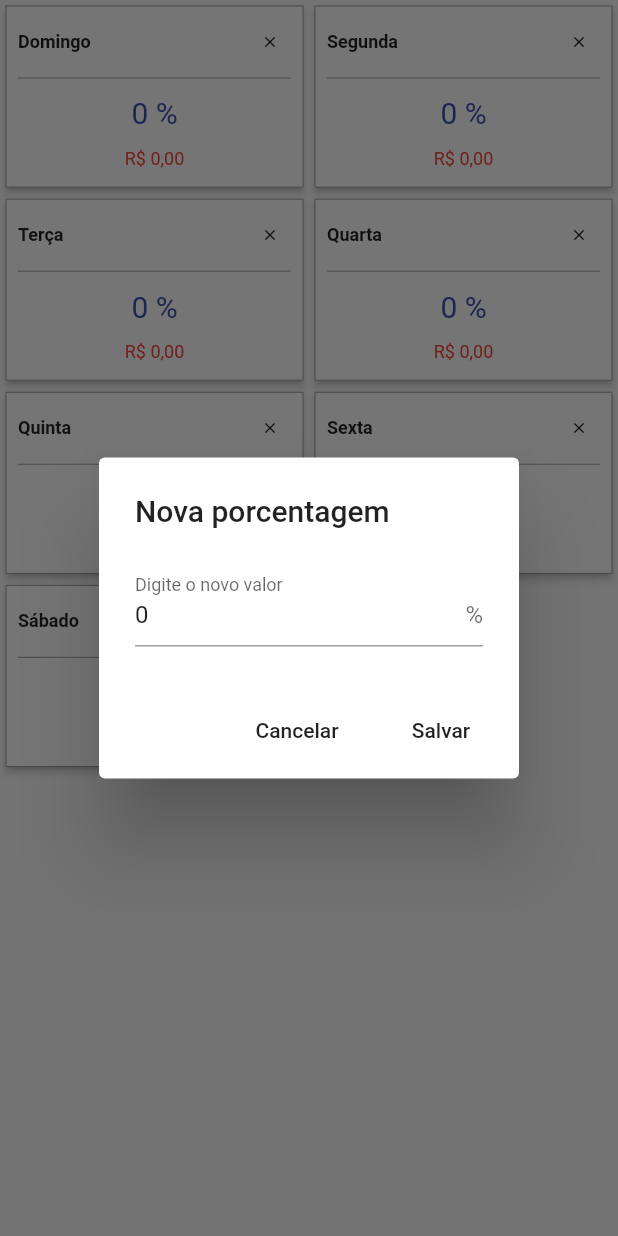
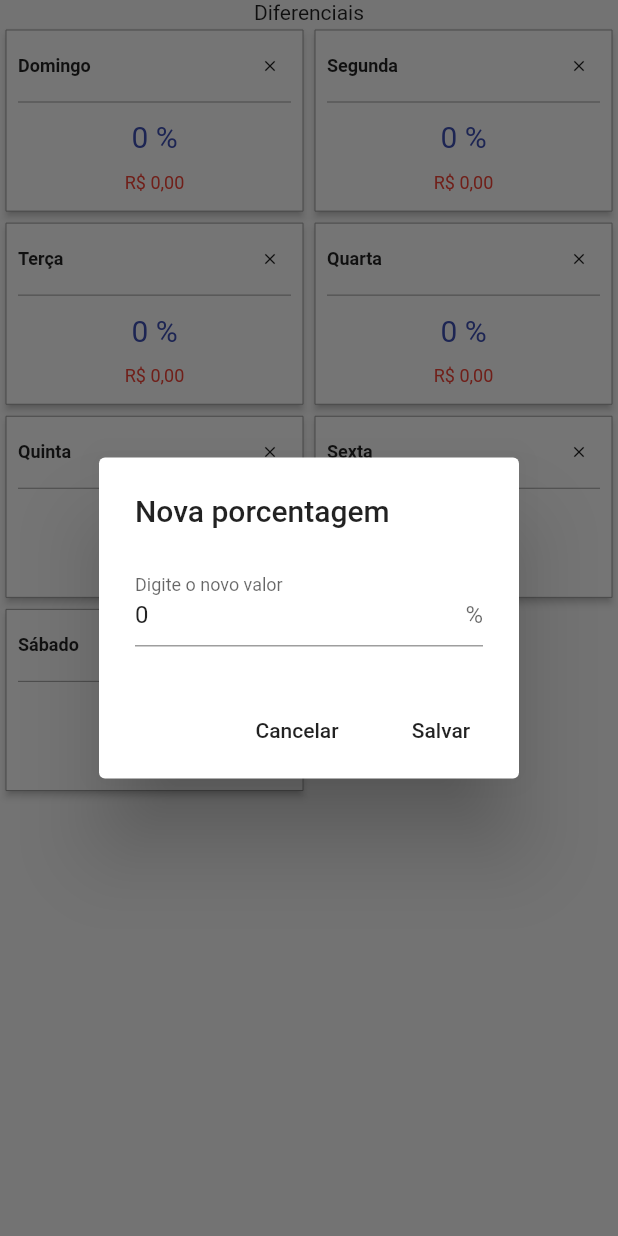
Before and after one commit to bicasoftware/marcaii-flutter, a Flutter app: the PorcDiferencialGrid widget shown alone on an empty page, opened directly, after a tap on "Domingo", on a phone screen of 412 x 824 dp. Run offline on Flutter 3.47's test engine with Material 2 defaults, Android fonts, the phone set to English and light mode, and no system bars; our stand-ins replace numberpicker, sqflite; accounts and stored records are empty.

Commit message:
usando List ao Inves de grid para exibir valores diferenciais

```diff
--- a/lib/modules/act_get_empregos/page_emprego_porcentagem/PageEmpregoPorcentagens.dart
+++ b/lib/modules/act_get_empregos/page_emprego_porcentagem/PageEmpregoPorcentagens.dart
@@ -7,8 +7,8 @@ class PageEmpregoPorcentagens extends StatelessWidget {
   Widget build(BuildContext context) {
     return Column(
       children: <Widget>[
-        //Expanded(child: PorcDiferencialList()),
-        Expanded(child: PorcDiferencialGrid(),)
+        Expanded(child: PorcDiferencialList()),
+        //Expanded(child: PorcDiferencialGrid(),)
       ],
     );
   }
--- a/lib/modules/act_get_empregos/page_emprego_porcentagem/PorcDiferencialGrid.dart
+++ b/lib/modules/act_get_empregos/page_emprego_porcentagem/PorcDiferencialGrid.dart
@@ -1,29 +1,32 @@
 import 'package:flutter/material.dart';
 import 'package:marcaii_flutter/Strings.dart';
-import 'package:marcaii_flutter/models/PorcDiferDto.dart';
 import 'package:marcaii_flutter/modules/act_get_empregos/EmpregoState.dart';
 import 'package:marcaii_flutter/modules/act_get_empregos/page_emprego_porcentagem/PorcDiferencialGridItem.dart';
 import 'package:marcaii_flutter/utils/PercentDialog.dart';
 import 'package:marcaii_flutter/utils/YesNoDialog.dart';
 import 'package:scoped_model/scoped_model.dart';
 
+//todo - verificar possível bug dos dialogs na api 24
+
 class PorcDiferencialGrid extends StatelessWidget {
   @override
   Widget build(BuildContext context) {
-    return ScopedModelDescendant<EmpregoState>(
-      rebuildOnChange: true,
-      builder: (ct, ch, md) {
-        return GridView.count(
+    return Column(
+      children: <Widget>[
+        Text("Diferenciais"),
+        Expanded(
+          child: GridView.count(
             crossAxisCount: 2,
             childAspectRatio: 1.6,
-          children: List.generate(md.porcList.length, (i) {
-            final dif = md.porcList[i];
+            children: List.generate(7, (i) {
+              return ScopedModelDescendant<EmpregoState>(
+                builder: (ct, ch, md) {
                   return PorcDiferencialGridItem(
-              porcent: dif.porcent,
-              valor: dif.valor,
-              weekDay: Arrays.weekDays[dif.diaSemana],
+                    porcent: md.porcList[i].porcent,
+                    valor: md.porcList[i].valor,
+                    weekDay: Arrays.weekDays[i],
                     onClean: () async {
-                final action = await showConfirmationDialog(
+                      final bool action = await showConfirmationDialog(
                         context: context,
                         message: Strings.confirmar_remocao_difer,
                       );
@@ -32,99 +35,53 @@ class PorcDiferencialGrid extends StatelessWidget {
                     },
                     onTap: () async {
                       final int newPercent = await showPercentDialog(
-                  percent: dif.porcent,
+                        percent: md.porcList[i].porcent,
                         context: context,
                       );
 
                       if (newPercent != null) {
+                        print("pos: $i, percent: $newPercent");
                         md.setPorcDifer(i, newPercent);
                       }
                     },
                   );
+                },
+              );
             }),
-
-          // children: md.porcList.map((dif) {
-          //   return PorcDiferencialGridItem(
-          //     porcent: dif.porcent,
-          //     valor: dif.valor,
-          //     weekDay: Arrays.weekDays[dif.diaSemana],
-          //     onClean: () async {
-          //       final action = await showConfirmationDialog(
-          //         context: context,
-          //         message: Strings.confirmar_remocao_difer,
-          //       );
-
-          //       if (action) md.clearPorcDifer(pos);
-          //     },
-          //     onTap: () async {
-          //       final int newPercent = await showPercentDialog(
-          //         percent: p.porcent,
-          //         context: ct,
-          //       );
-
-          //       if (newPercent != null) {
-          //         md.setPorcDifer(pos, newPercent);
-          //       }
-          //     },
-          //   );
-          // }).toList(),
-        );
-      },
+          ),
+        ),
+      ],
     );
   }
 
-  List<Widget> _getGridItems(BuildContext context, List<PorcDiferDto> items) {
-    return List.generate(items.length, (i) {
-      final dif = items[i];
-      return PorcDiferencialGridItem(
-        porcent: dif.porcent,
-        valor: dif.valor,
-        weekDay: Arrays.weekDays[dif.diaSemana],
-        onClean: () async {
-          final action = await showConfirmationDialog(
-            context: context,
-            message: Strings.confirmar_remocao_difer,
-          );
+  // _generateList(){
+  //   children: List.generate(7, (i) {
+  //       return ScopedModelDescendant<EmpregoState>(
+  //         builder: (ct, ch, md) => PorcDiferencialGridItem(
+  //           porcent: md.porcList[i].porcent,
+  //           valor: md.porcList[i].valor,
+  //           weekDay: Arrays.weekDays[i],
+  //           onClean: () async {
+  //             final action = await showConfirmationDialog(
+  //               context: context,
+  //               message: Strings.confirmar_remocao_difer,
+  //             );
 
-          //if (action) md.clearPorcDifer(pos);
-        },
-        onTap: () async {
-          final int newPercent = await showPercentDialog(
-            percent: dif.porcent,
-            context: context,
-          );
+  //             if (action) md.clearPorcDifer(i);
+  //           },
+  //           onTap: () async {
+  //             final int newPercent = await showPercentDialog(
+  //               percent: md.porcList[i].porcent,
+  //               context: context,
+  //             );
 
-          if (newPercent != null) {
-            //md.setPorcDifer(pos, newPercent);
+  //             if (newPercent != null) {
+  //               print("pos: $i, percent: $newPercent");
+  //               md.setPorcDifer(i, newPercent);
+  //             }
+  //           },
+  //         ),
+  //       );
+  //     });
+  // }
 }
-        },
-      );
-    });
-
-    // return items.map((dif) {
-    //   return PorcDiferencialGridItem(
-    //     porcent: dif.porcent,
-    //     valor: dif.valor,
-    //     weekDay: Arrays.weekDays[dif.diaSemana],
-    //     onClean: () async {
-    //       final action = await showConfirmationDialog(
-    //         context: context,
-    //         message: Strings.confirmar_remocao_difer,
-    //       );
-
-    //       if (action) md.clearPorcDifer(pos);
-    //     },
-    //     onTap: () async {
-    //       final int newPercent = await showPercentDialog(
-    //         percent: p.porcent,
-    //         context: ct,
-    //       );
-
-    //       if (newPercent != null) {
-    //         md.setPorcDifer(pos, newPercent);
-    //       }
-    //     },
-    //   );
-    // }).toList();
-  }
-}
--- a/lib/utils/PercentDialog.dart
+++ b/lib/utils/PercentDialog.dart
@@ -66,9 +66,7 @@ class _PercentDialog extends StatelessWidget {
               }
             },
             onSaved: (e) {
-              //if (Navigator.of(context).canPop()) {
-                Navigator.pop(context, int.parse(e));
-              //}
+                Navigator.of(context, rootNavigator: true).pop(int.parse(e));
             },
           ),
         )
```
Also changed, not shown: lib/modules/act_get_empregos/page_emprego_porcentagem/PercentListItem.dart (+6 -1 lines), pubspec.lock. Lines whose indentation alone changed are shown as unchanged.
